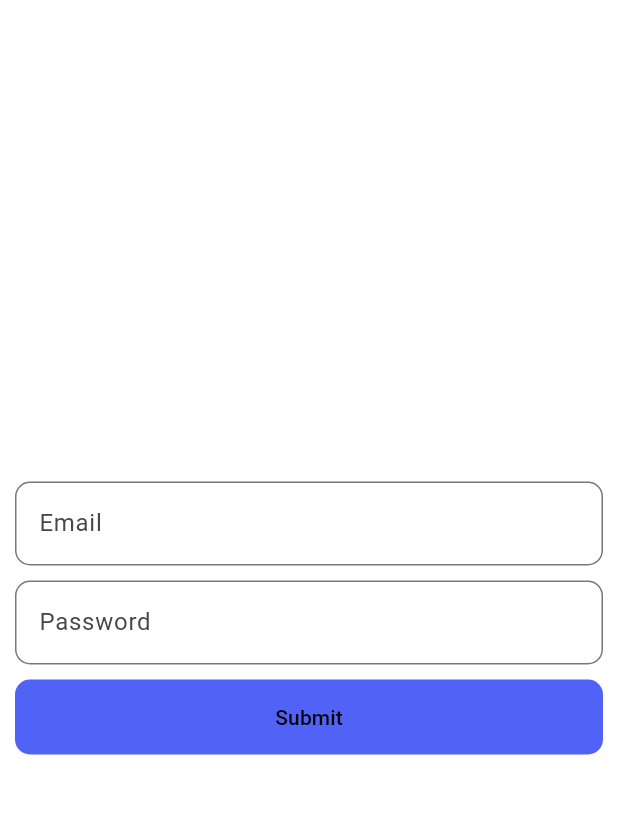
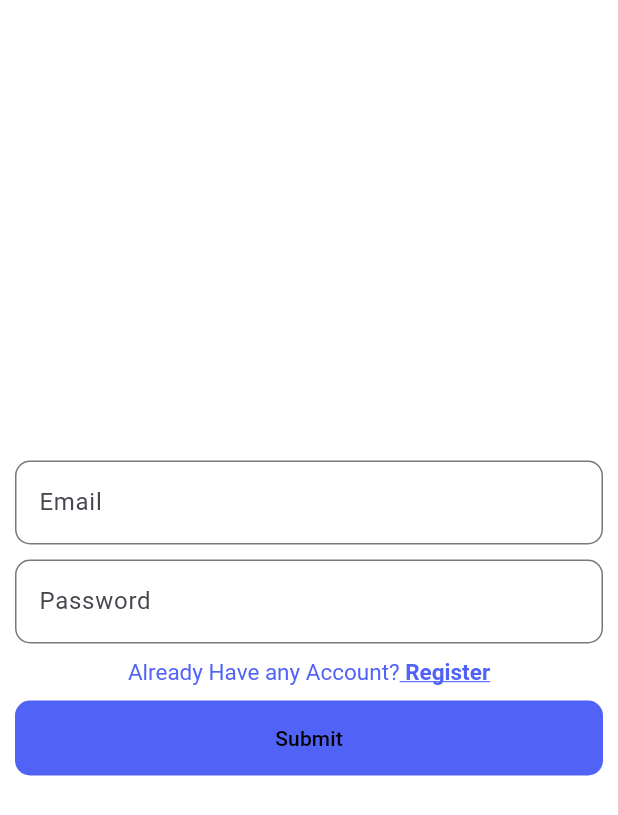
Before and after one commit to mahesh-mr/docters_task, a Flutter app: the screen it shows after launch, on a phone screen of 412 x 824 dp. Shown: the top 815 px of the screen. Run offline on Flutter 3.47's test engine with Material 3 defaults, Android fonts, the light colour scheme and no system bars; our stand-ins replace bloc, dartz, dio, flutter_bloc, freezed_annotation, geocoding and 6 more; Roboto replaces fonts that are missing (Inder).

Commit message:
first second

```diff
--- a/lib/main.dart
+++ b/lib/main.dart
@@ -6,6 +6,7 @@ import 'package:mediezytech_task/application/radio/radio_bloc.dart';
 import 'package:mediezytech_task/application/register/register_bloc.dart';
 import 'package:mediezytech_task/domain/core/di/injectable.dart';
 import 'package:flutter_bloc/flutter_bloc.dart';
+import 'package:mediezytech_task/infrastructure/core/token/token.dart';
 import 'package:mediezytech_task/presentation/doctor/doctor.dart';
 import 'package:mediezytech_task/presentation/login/login.dart';
 import 'package:mediezytech_task/presentation/register/register.dart';
@@ -25,6 +26,7 @@ class MyApp extends StatelessWidget {
   // This widget is the root of your application.
   @override
   Widget build(BuildContext context) {
+    String? token = GetLocalStorage.getUserIdAndToken("token");
     return MultiBlocProvider(
         providers: [
           BlocProvider(
@@ -36,7 +38,7 @@ class MyApp extends StatelessWidget {
           BlocProvider(
             create: (context) => getIt<LoginBloc>(),
           ),
-           BlocProvider(
+          BlocProvider(
             create: (context) => getIt<DoctorBloc>(),
           ),
         ],
@@ -47,7 +49,7 @@ class MyApp extends StatelessWidget {
             useMaterial3: true,
           ),
           debugShowCheckedModeBanner: false,
-          home: Login(),
+          home: token == null ? Login() : Doctor(),
         ));
   }
 }
--- a/lib/presentation/login/login.dart
+++ b/lib/presentation/login/login.dart
@@ -1,12 +1,15 @@
+import 'package:flutter/gestures.dart';
 import 'package:flutter/material.dart';
 import 'package:geocoding/geocoding.dart';
 import 'package:geolocator/geolocator.dart';
+import 'package:google_fonts/google_fonts.dart';
 import 'package:mediezytech_task/application/doctor/doctor_bloc.dart';
 import 'package:mediezytech_task/application/login/login_bloc.dart';
 import 'package:flutter_bloc/flutter_bloc.dart';
 import 'package:mediezytech_task/application/radio/radio_bloc.dart';
 import 'package:mediezytech_task/infrastructure/location_service/location.dart';
 import 'package:mediezytech_task/presentation/doctor/doctor.dart';
+import 'package:mediezytech_task/presentation/register/register.dart';
 
 import '../../core/colors.dart';
 import '../../widget/custom_form.dart';
@@ -51,6 +54,36 @@ class Login extends StatelessWidget {
                   const SizedBox(
                     height: 10,
                   ),
+                  RichText(
+                    text: TextSpan(
+                        text: "Already Have any Account?",
+                        style: GoogleFonts.inder(
+                            fontSize: 15,
+                            fontWeight: FontWeight.normal,
+                            color: appPrymary),
+                        //   style: white15Bold,
+                        children: [
+                          TextSpan(
+                              text: ' Register',
+                              style: GoogleFonts.inder(
+                                fontSize: 15,
+                                color: appPrymary,
+                                fontWeight: FontWeight.bold,
+                                decoration: TextDecoration.underline,
+                              ),
+                              recognizer: TapGestureRecognizer()
+                                ..onTap = () {
+                                  Navigator.push(
+                                      context,
+                                      MaterialPageRoute(
+                                        builder: (context) => Register(),
+                                      ));
+                                })
+                        ]),
+                  ),
+                  const SizedBox(
+                    height: 10,
+                  ),
                   SubmitButton(
                     onTap: () async {
                       bool isValid = fomkey.currentState!.validate();
```
